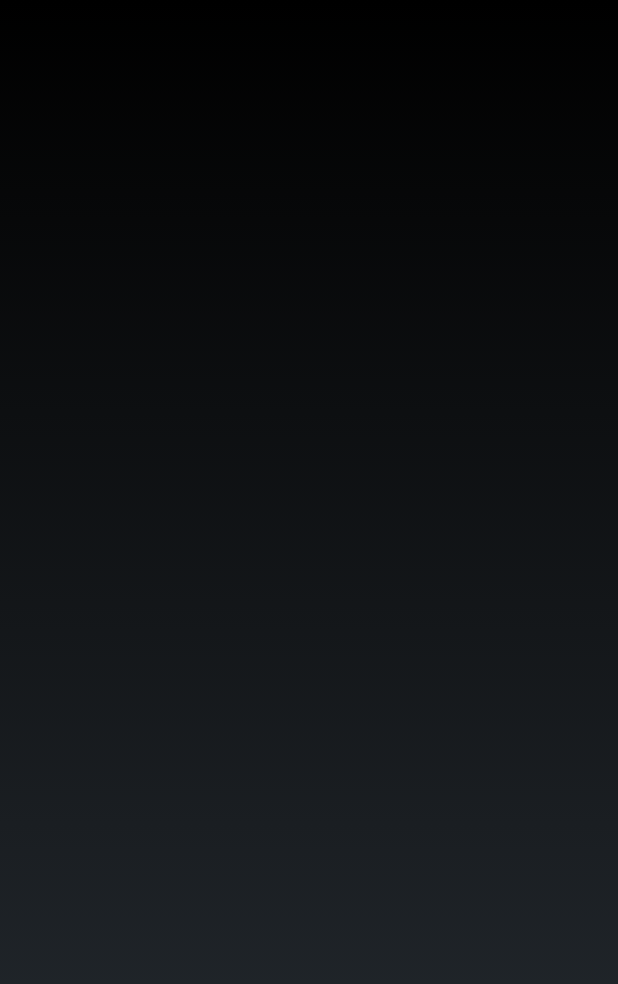
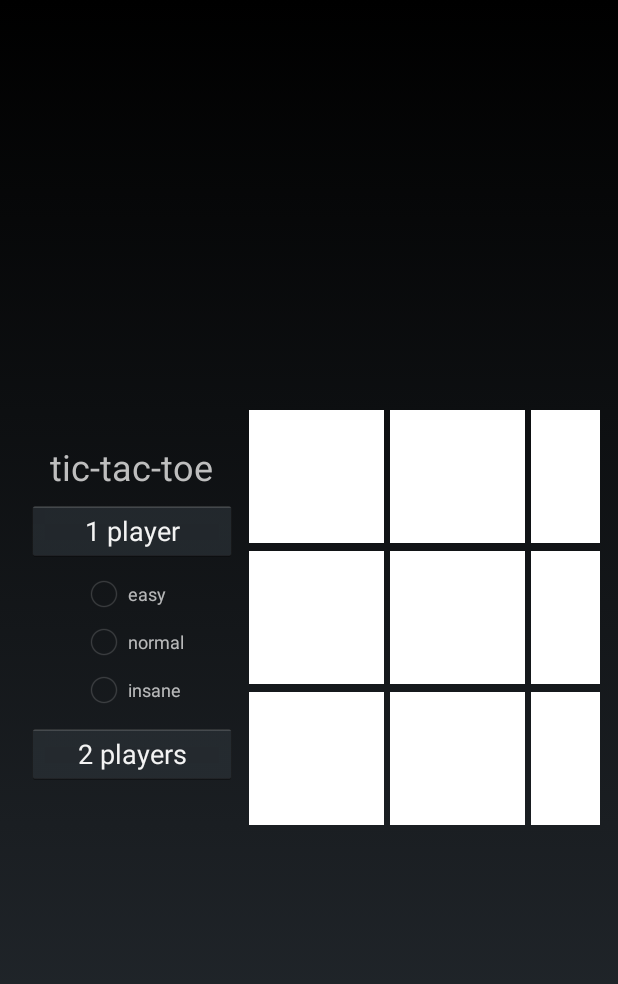
Before and after one commit to alejopp/tiktaktoe_game, an Android app: the screen it shows after launch (MainActivity), on a phone screen of 412 x 824 dp. Shown: the top 984 px of the screen. Run offline under Robolectric (Android 15) with nearby library versions, the phone set to English and light mode, and no system bars.

Commit message:
Correción del archivo dimens e implementación de cuadro de triqui

```diff
--- a/app/src/main/java/com/example/triqui/MainActivity.java
+++ b/app/src/main/java/com/example/triqui/MainActivity.java
@@ -2,9 +2,10 @@
 
 import androidx.appcompat.app.AppCompatActivity;
 
+import android.app.Activity;
 import android.os.Bundle;
 
-public class MainActivity extends AppCompatActivity {
+public class MainActivity extends Activity {
 
     @Override
     protected void onCreate(Bundle savedInstanceState) {
--- a/app/src/main/res/layout/activity_main.xml
+++ b/app/src/main/res/layout/activity_main.xml
@@ -1,18 +1,129 @@
 <?xml version="1.0" encoding="utf-8"?>
-<androidx.constraintlayout.widget.ConstraintLayout xmlns:android="http://schemas.android.com/apk/res/android"
+<LinearLayout xmlns:android="http://schemas.android.com/apk/res/android"
     xmlns:app="http://schemas.android.com/apk/res-auto"
     xmlns:tools="http://schemas.android.com/tools"
     android:layout_width="match_parent"
     android:layout_height="match_parent"
+    android:padding="@dimen/padding_pantalla"
+    android:weightSum="1"
+    android:orientation="horizontal"
     tools:context=".MainActivity">
 
-    <TextView
+    <Space
+        android:layout_width="0dp"
+        android:layout_height="2dp"
+        android:layout_weight="0.25"/>
+
+    <LinearLayout
         android:layout_width="wrap_content"
         android:layout_height="wrap_content"
-        android:text="Hello World!"
-        app:layout_constraintBottom_toBottomOf="parent"
-        app:layout_constraintLeft_toLeftOf="parent"
-        app:layout_constraintRight_toRightOf="parent"
-        app:layout_constraintTop_toTopOf="parent" />
+        android:layout_gravity="center_vertical"
+        android:gravity="center_horizontal"
+        android:orientation="vertical">
 
-</androidx.constraintlayout.widget.ConstraintLayout>
+        <TextView
+            android:layout_width="wrap_content"
+            android:layout_height="wrap_content"
+            style="@style/titulo"
+            android:text="@string/app_name" />
+
+        <Button
+            android:id="@+id/unjugador"
+            android:layout_width="wrap_content"
+            android:layout_height="wrap_content"
+            android:text="@string/one_player"
+            style="@style/boton"
+            />
+
+        <RadioGroup
+            android:layout_width="wrap_content"
+            android:layout_height="wrap_content">
+
+            <RadioButton
+                android:id="@+id/facil"
+                android:layout_width="wrap_content"
+                android:layout_height="wrap_content"
+                android:text="@string/easy"
+                style="@style/radio"/>
+
+            <RadioButton
+                android:id="@+id/normal"
+                android:layout_width="wrap_content"
+                android:layout_height="wrap_content"
+                android:text="@string/normal"
+                style="@style/radio"/>
+
+            <RadioButton
+                android:id="@+id/imposible"
+                android:layout_width="wrap_content"
+                android:layout_height="wrap_content"
+                android:text="@string/insane"
+                style="@style/radio"/>
+
+        </RadioGroup>
+
+        <Button
+            android:id="@+id/dosjugadores"
+            android:layout_width="wrap_content"
+            android:layout_height="wrap_content"
+            android:text="@string/two_players"
+            style="@style/boton"
+            />
+
+
+    </LinearLayout>
+
+    <Space
+        android:layout_width="0dp"
+        android:layout_height="2dp"
+        android:layout_weight="0.3"/>
+
+    <GridLayout
+         android:layout_width="wrap_content"
+         android:layout_height="wrap_content"
+         android:layout_gravity="center_vertical"
+         android:columnCount="3"
+         android:rowCount="3">
+
+        <ImageView
+            android:id="@+id/a1"
+            style="@style/casilla"/>
+
+        <ImageView
+            android:id="@+id/a2"
+            style="@style/casilla"/>
+
+        <ImageView
+            android:id="@+id/a3"
+            style="@style/casilla"/>
+
+        <ImageView
+            android:id="@+id/b1"
+            style="@style/casilla"/>
+
+        <ImageView
+            android:id="@+id/b2"
+            style="@style/casilla"/>
+
+        <ImageView
+            android:id="@+id/b3"
+            style="@style/casilla"/>
+
+        <ImageView
+            android:id="@+id/c1"
+            style="@style/casilla"/>
+
+        <ImageView
+            android:id="@+id/c2"
+            style="@style/casilla"/>
+
+        <ImageView
+            android:id="@+id/c3"
+            style="@style/casilla"/>
+
+    </GridLayout>
+
+
+
+
+</LinearLayout>
--- a/app/src/main/res/values-xxhdpi/dimens.xml
+++ /dev/null
@@ -1,13 +0,0 @@
-<?xml version="1.0" encoding="utf-8"?>
-<resources>
-    <dimen name="padding_pantalla"> 24dp </dimen>
-    <dimen name="casilla"> 180dp </dimen>
-    <dimen name="titulo"> 48sp </dimen>
-    <dimen name="texto_boton"> 36sp </dimen>
-    <dimen name="ancho_min_boton"> 280dp </dimen>
-    <dimen name="alto_min_boton"> 72dp </dimen>
-    <dimen name="margen_boton"> 12dp </dimen>
-    <dimen name="radio_boton"> 12dp </dimen>
-    <dimen name="padding_boton"> 12dp </dimen>
-    <dimen name="texto_radio"> 24sp </dimen>
-</resources>
--- a/app/src/main/res/values/dimens.xml
+++ b/app/src/main/res/values/dimens.xml
@@ -1,9 +1,8 @@
 <?xml version="1.0" encoding="utf-8"?>
 <resources>
-
     <dimen name="padding_pantalla"> 12dp </dimen>
     <dimen name="casilla"> 90dp </dimen>
-    <dimen name="titulo"> 24sp </dimen>
+    <dimen name="titulo"> 24dp </dimen>
     <dimen name="texto_boton"> 18sp </dimen>
     <dimen name="ancho_min_boton"> 140dp </dimen>
     <dimen name="alto_min_boton"> 36dp </dimen>
@@ -11,7 +10,4 @@
     <dimen name="radio_boton"> 6dp </dimen>
     <dimen name="padding_boton"> 6dp </dimen>
     <dimen name="texto_radio"> 12sp </dimen>
-
-
-
 </resources>
--- a/app/src/main/res/values/themes.xml
+++ b/app/src/main/res/values/themes.xml
@@ -1,6 +1,8 @@
 <resources xmlns:tools="http://schemas.android.com/tools">
     <!-- Base application theme. -->
+
     <style name="Theme.Triqui" parent="android:Theme.Holo.NoActionBar.Fullscreen"></style>
+
         <style name="titulo">
             <item name="android:layout_width"> wrap_content</item>
             <item name="android:layout_height"> wrap_content</item>
@@ -25,9 +27,12 @@
         </style>
 
         <style name="casilla">
-        <item name="android:layout_width"> @dimen/casilla</item>
-        <item name="android:height"> @dimen/casilla</item>
-        <item name="android:src"> @drawable/fondo_blanco</item>
+            <item name="android:layout_width"> 90dp</item>
+            <item name="android:layout_height"> 90dp</item>
+            <item name="android:src"> @drawable/casilla</item>
+            <item name="android:layout_margin"> 2dp </item>
             <item name="android:onClick"> toque </item>
         </style>
+
+
 </resources>
```
Also changed, not shown: app/src/main/res/drawable-hdpi/casilla.png (added), app/src/main/res/drawable-hdpi/fondo_blanco.png (deleted), app/src/main/res/drawable-mdpi/casilla.png (added), app/src/main/res/drawable-mdpi/fondo_blanco.png (deleted), app/src/main/res/drawable-xhdpi/casilla.png (added), app/src/main/res/drawable-xhdpi/fondo_blanco.png (deleted), app/src/main/res/drawable-xxhdpi/casilla.png (added), app/src/main/res/drawable-xxhdpi/fondo_blanco.png (deleted), app/src/main/res/drawable-xxxhdpi/casilla.png (added), app/src/main/res/drawable-xxxhdpi/fondo_blanco.png (deleted). Lines whose indentation alone changed are shown as unchanged.
